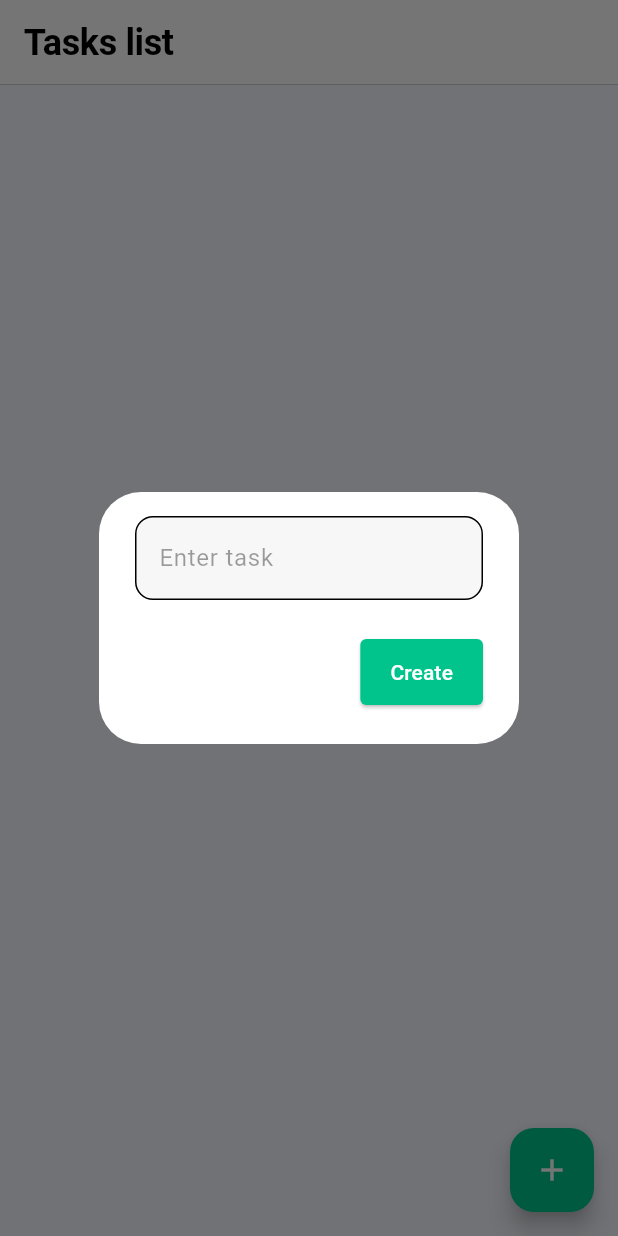
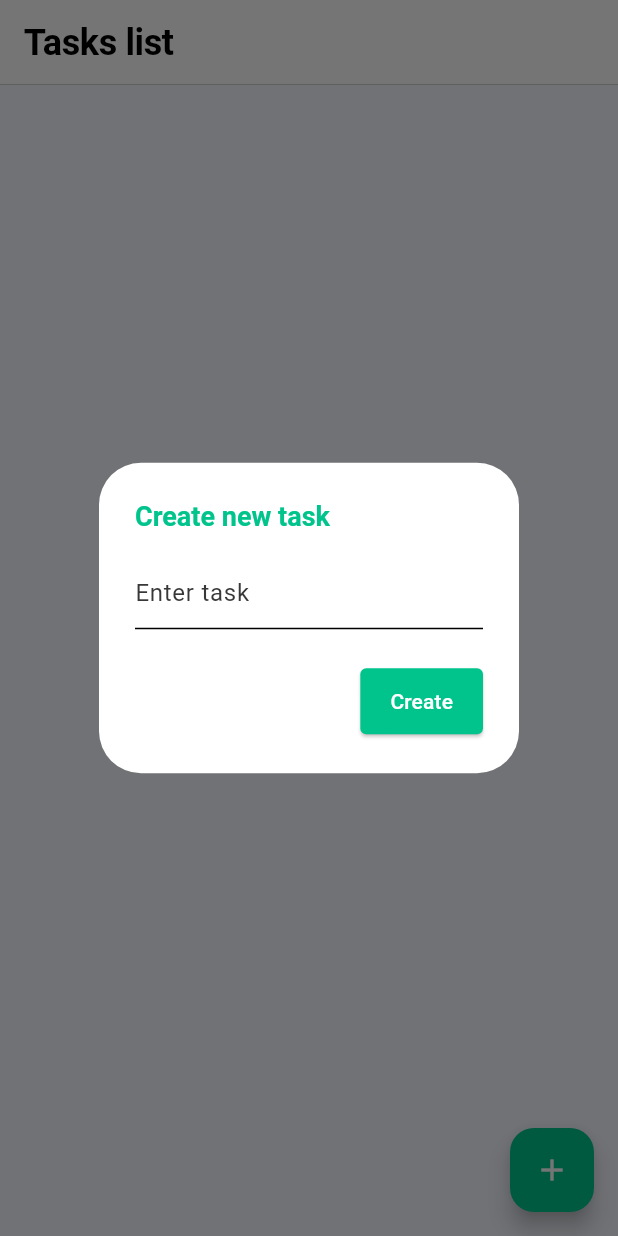
Before and after one commit to MaximeLemesle/flutter_todo_app, a Flutter app: the screen it shows after launch, after a tap on the "add" icon, on a phone screen of 412 x 824 dp. Run offline on Flutter 3.47's test engine with Material 3 defaults, Android fonts, the phone set to English and light mode, and no system bars; our stand-ins replace isar; accounts and stored records are empty; generated files the repository leaves out were written again.

Commit message:
💄 Update UI for the home_page.dart | 26/09

```diff
--- a/lib/models/task.dart
+++ b/lib/models/task.dart
@@ -8,4 +8,5 @@ part 'task.g.dart';
 class Task {
   Id id = Isar.autoIncrement;
   late String text;
+  late bool isChecked = false;
 }
--- a/lib/models/task_database.dart
+++ b/lib/models/task_database.dart
@@ -36,10 +36,11 @@ class TaskDatabase extends ChangeNotifier {
   }
 
   // Update a task
-  Future<void> updateTask(int id, String newText) async {
+  Future<void> updateTask(int id, String newText, bool? isChecked) async {
     final existingNote = await _isar.tasks.get(id);
     if (existingNote != null) {
       existingNote.text = newText;
+      existingNote.isChecked = isChecked ?? false;
       await _isar.writeTxn(() => _isar.tasks.put(existingNote));
       await fetchTasks();
     }
--- a/lib/pages/home_page.dart
+++ b/lib/pages/home_page.dart
@@ -25,14 +25,19 @@ class _HomePageState extends State<HomePage> {
     showDialog(
       context: context,
       builder: (context) => AlertDialog(
+        title: Text(
+          'Create new task',
+          style: Theme.of(context).textTheme.titleLarge?.copyWith(
+                color: Theme.of(context).colorScheme.primary,
+              ),
+        ),
         content: TextField(
           controller: textController,
           decoration: InputDecoration(
             hintText: 'Enter task',
-            hintStyle: Theme.of(context).inputDecorationTheme.hintStyle,
-            filled: true,
-            fillColor: Theme.of(context).inputDecorationTheme.fillColor,
-            border: Theme.of(context).inputDecorationTheme.border,
+            hintStyle: Theme.of(context).textTheme.bodyLarge?.copyWith(
+                  color: Theme.of(context).colorScheme.onSecondary,
+                ),
           ),
         ),
         actions: [
@@ -67,16 +72,21 @@ class _HomePageState extends State<HomePage> {
     showDialog(
       context: context,
       builder: (context) => AlertDialog(
-        title: const Text('Update task'),
+        title: Text(
+          'Update task',
+          style: Theme.of(context).textTheme.titleLarge?.copyWith(
+                color: Theme.of(context).colorScheme.primary,
+              ),
+        ),
         content: TextField(controller: textController),
         actions: [
           // update button
-          MaterialButton(
+          ElevatedButton(
             onPressed: () {
               // update task
               context
                   .read<TaskDatabase>()
-                  .updateTask(task.id, textController.text);
+                  .updateTask(task.id, textController.text, task.isChecked);
 
               // clear text field
               textController.clear();
@@ -152,30 +162,43 @@ class _HomePageState extends State<HomePage> {
                     margin:
                         const EdgeInsets.symmetric(vertical: 6, horizontal: 16),
                     child: ListTile(
+                      leading: Checkbox(
+                        value: task.isChecked,
+                        onChanged: (value) {
+                          context
+                              .read<TaskDatabase>()
+                              .updateTask(task.id, task.text, value);
+                        },
+                      ),
                       title: Text(
                         task.text,
                         style: Theme.of(context).textTheme.bodyLarge,
                       ),
+                      onTap: () {
+                        context
+                            .read<TaskDatabase>()
+                            .updateTask(task.id, task.text, !task.isChecked);
+                      },
                       trailing: Row(
                         mainAxisSize: MainAxisSize.min,
                         children: [
                           // update button
                           IconButton(
                             onPressed: () => updateTask(task),
-                            icon: const Icon(
+                            icon: Icon(
                               Icons.edit,
                               size: 22,
-                              color: Colors.black54,
+                              color: Theme.of(context).colorScheme.onSecondary,
                             ),
                           ),
 
                           // delete button
                           IconButton(
                             onPressed: () => deleteTask(task.id),
-                            icon: const Icon(
+                            icon: Icon(
                               Icons.delete,
                               size: 22,
-                              color: Colors.black54,
+                              color: Theme.of(context).colorScheme.onSecondary,
                             ),
                           ),
                         ],
--- a/lib/theme/theme.dart
+++ b/lib/theme/theme.dart
@@ -10,7 +10,7 @@ ThemeData lightTheme = ThemeData(
     surface: Colors.white,
     onBackground: Colors.black,
     onPrimary: Colors.white,
-    onSecondary: Colors.black,
+    onSecondary: Color(0xFF383838),
   ),
 
   // Text
@@ -46,14 +46,4 @@ ThemeData lightTheme = ThemeData(
       ),
     ),
   ),
-
-  // Input
-  inputDecorationTheme: InputDecorationTheme(
-    filled: true,
-    fillColor: const Color(0xFFF7F7F7),
-    border: OutlineInputBorder(
-      borderRadius: BorderRadius.circular(12),
-    ),
-    hintStyle: const TextStyle(color: Colors.black38),
-  ),
 );
```
Also changed, not shown: lib/models/task.g.dart.
